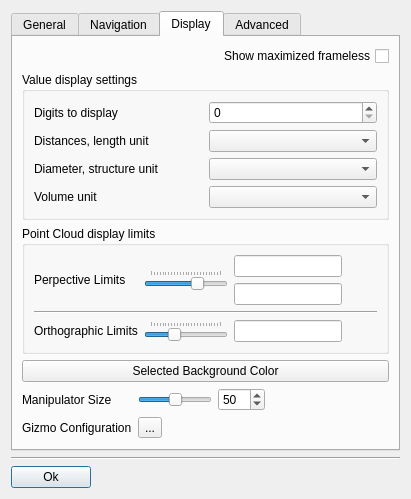
The window that src/gui/forms/DialogSettings.ui (open-scan-crew/OpenScanTools) describes before a commit, drawn with Qt 5.
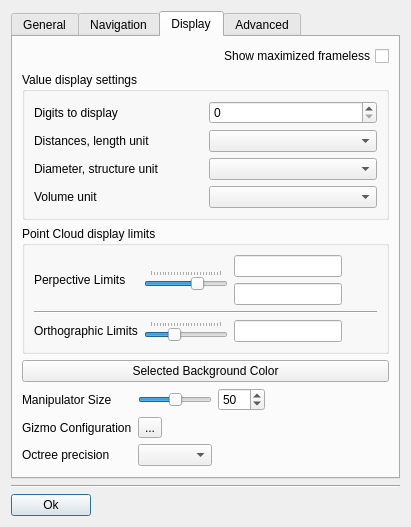
The same window after the commit. The open tabs and pages were chosen to show the change. Icons and pictures are not drawn. Custom widgets are drawn as their Qt base class.

Commit message: Fix octree precision options and multipliers

The edit to the form file:
```diff
--- a/src/gui/forms/DialogSettings.ui
+++ b/src/gui/forms/DialogSettings.ui
@@ -795,19 +795,6 @@
          </layout>
         </widget>
        </item>
-       <item row="8" column="2">
-        <spacer name="verticalSpacer_3">
-         <property name="orientation">
-          <enum>Qt::Vertical</enum>
-         </property>
-         <property name="sizeHint" stdset="0">
-          <size>
-           <width>0</width>
-           <height>0</height>
-          </size>
-         </property>
-        </spacer>
-       </item>
        <item row="4" column="2" colspan="3">
         <widget class="QPushButton" name="pushButton_color">
          <property name="sizePolicy">
@@ -841,6 +828,29 @@
          </property>
         </widget>
        </item>
+       <item row="8" column="2">
+        <widget class="QLabel" name="labelOctreePrecision">
+         <property name="text">
+          <string>Octree precision</string>
+         </property>
+        </widget>
+       </item>
+       <item row="8" column="3">
+        <widget class="QComboBox" name="comboBox_octreePrecision"/>
+       </item>
+       <item row="9" column="2">
+        <spacer name="verticalSpacer_3">
+         <property name="orientation">
+          <enum>Qt::Vertical</enum>
+         </property>
+         <property name="sizeHint" stdset="0">
+          <size>
+           <width>0</width>
+           <height>0</height>
+          </size>
+         </property>
+        </spacer>
+       </item>
        <item row="5" column="4">
         <widget class="QSpinBox" name="manipulatorSizeSpinBox">
          <property name="sizePolicy">
```
Left out of the diff: 1 changed line with no effect on the pictures. The commit also changes 18 other files.
